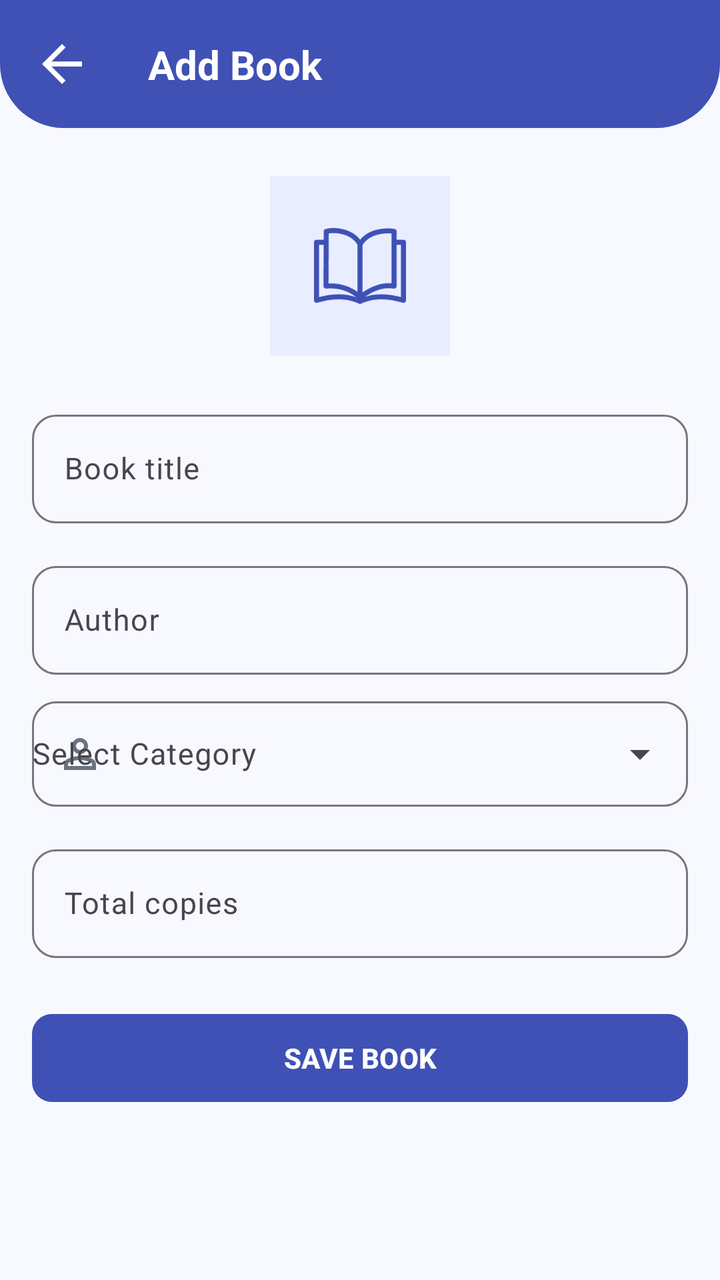
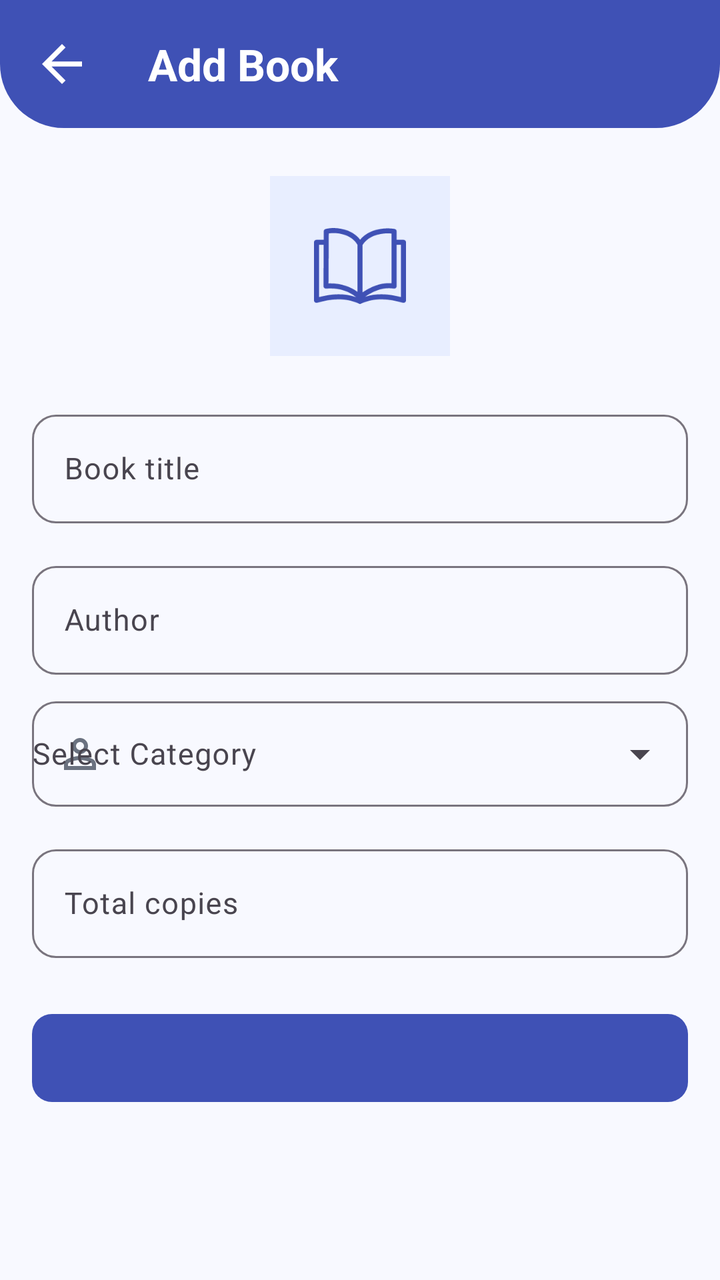

Compare the two renders of this Android layout. The source of the first and the diff that turns it into the second are given below.
<!-- AndroidManifest.xml: application theme Theme.LibraryApp -->
<!-- res/layout/fragment_add_book.xml -->
<?xml version="1.0" encoding="utf-8"?>
<androidx.core.widget.NestedScrollView xmlns:android="http://schemas.android.com/apk/res/android"
    xmlns:app="http://schemas.android.com/apk/res-auto"
    xmlns:tools="http://schemas.android.com/tools"
    android:layout_width="match_parent"
    android:layout_height="match_parent"
    android:background="@color/background"
    android:fillViewport="true"
    tools:context=".presentation.books.addbook.AddBookFragment">

    <androidx.constraintlayout.widget.ConstraintLayout
        android:layout_width="match_parent"
        android:layout_height="wrap_content"
        android:paddingBottom="24dp">

        <View
            android:id="@+id/topBarBackground"
            android:layout_width="0dp"
            android:layout_height="64dp"
            android:background="@drawable/bg_dashboard_header"
            app:layout_constraintEnd_toEndOf="parent"
            app:layout_constraintHorizontal_bias="0.0"
            app:layout_constraintStart_toStartOf="parent"
            app:layout_constraintTop_toTopOf="parent" />

        <ImageView
            android:id="@+id/ivBack"
            android:layout_width="30dp"
            android:layout_height="30dp"
            android:layout_marginStart="16dp"
            android:contentDescription="Back"
            android:src="@drawable/iv_back"
            app:layout_constraintBottom_toBottomOf="@id/topBarBackground"
            app:layout_constraintStart_toStartOf="parent"
            app:layout_constraintTop_toTopOf="@id/topBarBackground"
            app:tint="@color/text_on_primary" />

        <TextView
            android:id="@+id/tvTitle"
            android:layout_width="0dp"
            android:layout_height="wrap_content"
            android:layout_marginStart="28dp"
            android:text="Add Book"
            android:textColor="@color/text_on_primary"
            android:textSize="20sp"
            android:textStyle="bold"
            app:layout_constraintBottom_toBottomOf="@id/ivBack"
            app:layout_constraintEnd_toEndOf="parent"
            app:layout_constraintStart_toEndOf="@id/ivBack"
            app:layout_constraintTop_toTopOf="@id/ivBack" />


        <ImageView
            android:id="@+id/ivBookIcon"
            android:layout_width="90dp"
            android:layout_height="90dp"
            android:layout_marginTop="24dp"
            android:background="#E8EEFF"
            android:contentDescription="Book"
            android:padding="22dp"
            android:src="@drawable/iv_books"
            app:layout_constraintEnd_toEndOf="parent"
            app:layout_constraintStart_toStartOf="parent"
            app:layout_constraintTop_toBottomOf="@id/topBarBackground"
            app:tint="@color/primary" />


        <com.google.android.material.textfield.TextInputLayout
            android:id="@+id/tilBookTitle"
            style="@style/Widget.Material3.TextInputLayout.OutlinedBox"
            android:layout_width="0dp"
            android:layout_height="wrap_content"
            android:layout_marginStart="16dp"
            android:layout_marginTop="24dp"
            android:layout_marginEnd="16dp"
            android:hint="Book title"
            app:boxCornerRadiusBottomEnd="12dp"
            app:boxCornerRadiusBottomStart="12dp"
            app:boxCornerRadiusTopEnd="12dp"
            app:boxCornerRadiusTopStart="12dp"
            app:layout_constraintEnd_toEndOf="parent"
            app:layout_constraintStart_toStartOf="parent"
            app:layout_constraintTop_toBottomOf="@id/ivBookIcon">

            <com.google.android.material.textfield.TextInputEditText
                android:id="@+id/etBookTitle"
                android:layout_width="match_parent"
                android:layout_height="wrap_content"
                android:inputType="textCapSentences"
                android:textSize="15sp" />

        </com.google.android.material.textfield.TextInputLayout>


        <com.google.android.material.textfield.TextInputLayout
            android:id="@+id/tilAuthor"
            style="@style/Widget.Material3.TextInputLayout.OutlinedBox"
            android:layout_width="0dp"
            android:layout_height="wrap_content"
            android:layout_marginStart="16dp"
            android:layout_marginTop="16dp"
            android:layout_marginEnd="16dp"
            android:hint="Author"
            app:boxCornerRadiusBottomEnd="12dp"
            app:boxCornerRadiusBottomStart="12dp"
            app:boxCornerRadiusTopEnd="12dp"
            app:boxCornerRadiusTopStart="12dp"
            app:layout_constraintEnd_toEndOf="parent"
            app:layout_constraintStart_toStartOf="parent"
            app:layout_constraintTop_toBottomOf="@id/tilBookTitle">

            <com.google.android.material.textfield.TextInputEditText
                android:id="@+id/etAuthor"
                android:layout_width="match_parent"
                android:layout_height="wrap_content"
                android:inputType="textCapSentences"
                android:textSize="15sp" />

        </com.google.android.material.textfield.TextInputLayout>


        <com.google.android.material.textfield.TextInputLayout
            android:id="@+id/tilCategory"
            style="@style/Widget.Material3.TextInputLayout.OutlinedBox.ExposedDropdownMenu"
            android:layout_width="0dp"
            android:layout_height="58dp"
            android:layout_marginStart="16dp"
            android:layout_marginTop="8dp"
            android:layout_marginEnd="16dp"
            android:hint="Select Category"
            app:boxCornerRadiusBottomEnd="12dp"
            app:boxCornerRadiusBottomStart="12dp"
            app:boxCornerRadiusTopEnd="12dp"
            app:boxCornerRadiusTopStart="12dp"
            app:layout_constraintEnd_toEndOf="parent"
            app:layout_constraintStart_toStartOf="parent"
            app:layout_constraintTop_toBottomOf="@id/tilAuthor"
            app:startIconDrawable="@drawable/iv_member"
            app:startIconTint="@color/text_secondary">

            <com.google.android.material.textfield.MaterialAutoCompleteTextView
                android:id="@+id/actCategory"
                android:layout_width="match_parent"
                android:layout_height="match_parent"
                android:inputType="none"
                android:paddingStart="0dp"
                android:textSize="15sp" />

        </com.google.android.material.textfield.TextInputLayout>


        <com.google.android.material.textfield.TextInputLayout
            android:id="@+id/tilTotalCopies"
            style="@style/Widget.Material3.TextInputLayout.OutlinedBox"
            android:layout_width="0dp"
            android:layout_height="wrap_content"
            android:layout_marginStart="16dp"
            android:layout_marginTop="16dp"
            android:layout_marginEnd="16dp"
            android:hint="Total copies"
            app:boxCornerRadiusBottomEnd="12dp"
            app:boxCornerRadiusBottomStart="12dp"
            app:boxCornerRadiusTopEnd="12dp"
            app:boxCornerRadiusTopStart="12dp"
            app:layout_constraintEnd_toEndOf="parent"
            app:layout_constraintStart_toStartOf="parent"
            app:layout_constraintTop_toBottomOf="@id/tilCategory">

            <com.google.android.material.textfield.TextInputEditText
                android:id="@+id/etTotalCopies"
                android:layout_width="match_parent"
                android:layout_height="wrap_content"
                android:inputType="number"
                android:textSize="15sp" />

        </com.google.android.material.textfield.TextInputLayout>


        <com.google.android.material.button.MaterialButton
            android:id="@+id/btnSaveBook"
            android:layout_width="0dp"
            android:layout_height="52dp"
            android:layout_marginStart="16dp"
            android:layout_marginTop="24dp"
            android:layout_marginEnd="16dp"
            android:text="SAVE BOOK"
            android:textColor="@color/text_on_primary"
            android:textSize="14sp"
            android:textStyle="bold"
            app:backgroundTint="@color/primary"
            app:cornerRadius="10dp"
            app:layout_constraintEnd_toEndOf="parent"
            app:layout_constraintStart_toStartOf="parent"
            app:layout_constraintTop_toBottomOf="@id/tilTotalCopies" />

        <FrameLayout
            android:id="@+id/loadingOverlay"
            android:layout_width="match_parent"
            android:layout_height="match_parent"
            android:background="#80000000"
            android:clickable="true"
            android:elevation="20dp"
            android:focusable="true"
            android:visibility="gone">

            <LinearLayout
                android:layout_width="wrap_content"
                android:layout_height="wrap_content"
                android:layout_gravity="center"
                android:gravity="center"
                android:orientation="vertical">

                <ProgressBar
                    android:layout_width="60dp"
                    android:layout_height="60dp"
                    android:indeterminateTint="@color/white" />

                <TextView
                    android:layout_width="wrap_content"
                    android:layout_height="wrap_content"
                    android:layout_marginTop="10dp"
                    android:text="Adding Book...\nPlease Wait"
                    android:textAlignment="center"
                    android:textColor="@color/white"
                    android:textStyle="bold" />
            </LinearLayout>
        </FrameLayout>

    </androidx.constraintlayout.widget.ConstraintLayout>

</androidx.core.widget.NestedScrollView>
<!-- resources referenced by this layout -->
<resources>
  <color name="background">#F8F9FF</color>
  <color name="primary">#3F51B5</color>
  <color name="text_on_primary">#FFFFFF</color>
  <color name="text_secondary">#6B7280</color>
  <color name="white">#FFFFFFFF</color>
  <!-- drawable bg_dashboard_header (drawable) -->
  <?xml version="1.0" encoding="utf-8"?>
  <shape xmlns:android="http://schemas.android.com/apk/res/android"
      android:shape="rectangle">
  
      <solid android:color="@color/primary" />
  
      <corners
          android:bottomLeftRadius="32dp"
          android:bottomRightRadius="32dp" />
  
  </shape>
  <!-- drawable iv_back (drawable) -->
  <vector xmlns:android="http://schemas.android.com/apk/res/android"
      android:width="24dp"
      android:height="24dp"
      android:viewportWidth="960"
      android:viewportHeight="960">
    <path
        android:pathData="m313,520 l224,224 -57,56 -320,-320 320,-320 57,56 -224,224h487v80L313,520Z"
        android:fillColor="#1f1f1f"/>
  </vector>
  <style name="Theme.LibraryApp" parent="Base.Theme.LibraryApp" />
  <color name="surface">#FFFFFF</color>
  <color name="text_primary">#1A1A1A</color>
  <!-- unchanged entries left out for length: 3 -->
</resources>

<!-- the commit's change to res/layout/fragment_add_book.xml (unified diff, before → after) -->
@@ -1,231 +1,202 @@
 <?xml version="1.0" encoding="utf-8"?>
-<androidx.core.widget.NestedScrollView xmlns:android="http://schemas.android.com/apk/res/android"
+<androidx.constraintlayout.widget.ConstraintLayout xmlns:android="http://schemas.android.com/apk/res/android"
     xmlns:app="http://schemas.android.com/apk/res-auto"
     xmlns:tools="http://schemas.android.com/tools"
     android:layout_width="match_parent"
     android:layout_height="match_parent"
     android:background="@color/background"
-    android:fillViewport="true"
     tools:context=".presentation.books.addbook.AddBookFragment">
 
-    <androidx.constraintlayout.widget.ConstraintLayout
-        android:layout_width="match_parent"
+
+    <androidx.core.widget.NestedScrollView
+        android:layout_width="0dp"
+        android:layout_height="0dp"
+        android:background="@color/background"
+        android:fillViewport="true"
+        app:layout_constraintBottom_toBottomOf="parent"
+        app:layout_constraintEnd_toEndOf="parent"
+        app:layout_constraintStart_toStartOf="parent"
+        app:layout_constraintTop_toTopOf="parent">
+
+        <androidx.constraintlayout.widget.ConstraintLayout
+            android:layout_width="match_parent"
+            android:layout_height="wrap_content"
+            android:paddingBottom="24dp">
+
+            <View
+                android:id="@+id/topBarBackground"
+                android:layout_width="0dp"
+                android:layout_height="64dp"
+                android:background="@drawable/bg_dashboard_header"
+                app:layout_constraintEnd_toEndOf="parent"
+                app:layout_constraintHorizontal_bias="0.0"
+                app:layout_constraintStart_toStartOf="parent"
+                app:layout_constraintTop_toTopOf="parent" />
+
+            <ImageView
+                android:id="@+id/ivBack"
+                style="@style/LibraryBackButton"
+                app:layout_constraintBottom_toBottomOf="@id/topBarBackground"
+                app:layout_constraintStart_toStartOf="parent"
+                app:layout_constraintTop_toTopOf="@id/topBarBackground"
+                android:contentDescription="@string/back" />
+
+            <TextView
+                android:id="@+id/tvTitle"
+                style="@style/LibraryTitleText"
+                android:layout_marginStart="28dp"
+                android:text="@string/add_book_view"
+                app:layout_constraintBottom_toBottomOf="@id/ivBack"
+                app:layout_constraintEnd_toEndOf="parent"
+                app:layout_constraintStart_toEndOf="@id/ivBack"
+                app:layout_constraintTop_toTopOf="@id/ivBack" />
+
+
+            <ImageView
+                android:id="@+id/ivBookIcon"
+                android:layout_width="90dp"
+                android:layout_height="90dp"
+                android:layout_marginTop="24dp"
+                android:background="#E8EEFF"
+                android:contentDescription="@string/book_view"
+                android:padding="22dp"
+                android:src="@drawable/iv_books"
+                app:layout_constraintEnd_toEndOf="parent"
+                app:layout_constraintStart_toStartOf="parent"
+                app:layout_constraintTop_toBottomOf="@id/topBarBackground"
+                app:tint="@color/primary" />
+
+            <com.google.android.material.textfield.TextInputLayout
+                android:id="@+id/tilBookTitle"
+                style="@style/LibraryTextInputLayout"
+                android:layout_marginTop="24dp"
+                android:hint="@string/book_title"
+                app:layout_constraintEnd_toEndOf="parent"
+                app:layout_constraintStart_toStartOf="parent"
+                app:layout_constraintTop_toBottomOf="@id/ivBookIcon">
+
+                <com.google.android.material.textfield.TextInputEditText
+                    android:id="@+id/etBookTitle"
+                    style="@style/LibraryTextInputEditText"/>
+
+            </com.google.android.material.textfield.TextInputLayout>
+
+
+            <com.google.android.material.textfield.TextInputLayout
+                android:id="@+id/tilAuthor"
+                style="@style/LibraryTextInputLayout"
+                android:layout_marginTop="16dp"
+                android:hint="@string/author"
+                app:layout_constraintEnd_toEndOf="parent"
+                app:layout_constraintStart_toStartOf="parent"
+                app:layout_constraintTop_toBottomOf="@id/tilBookTitle">
+
+                <com.google.android.material.textfield.TextInputEditText
+                    android:id="@+id/etAuthor"
+                    style="@style/LibraryTextInputEditText"/>
+
+            </com.google.android.material.textfield.TextInputLayout>
+
+
+            <com.google.android.material.textfield.TextInputLayout
+                android:id="@+id/tilCategory"
+                style="@style/Widget.Material3.TextInputLayout.OutlinedBox.ExposedDropdownMenu"
+                android:layout_width="0dp"
+                android:layout_height="58dp"
+                android:layout_marginStart="16dp"
+                android:layout_marginTop="8dp"
+                android:layout_marginEnd="16dp"
+                android:hint="@string/select_category"
+                app:boxCornerRadiusBottomEnd="12dp"
+                app:boxCornerRadiusBottomStart="12dp"
+                app:boxCornerRadiusTopEnd="12dp"
+                app:boxCornerRadiusTopStart="12dp"
+                app:layout_constraintEnd_toEndOf="parent"
+                app:layout_constraintStart_toStartOf="parent"
+                app:layout_constraintTop_toBottomOf="@id/tilAuthor"
+                app:startIconDrawable="@drawable/iv_member"
+                app:startIconTint="@color/text_secondary">
+
+                <com.google.android.material.textfield.MaterialAutoCompleteTextView
+                    android:id="@+id/actCategory"
+                    android:layout_width="match_parent"
+                    android:layout_height="match_parent"
+                    android:inputType="none"
+                    android:paddingStart="0dp"
+                    android:textSize="15sp" />
+
+            </com.google.android.material.textfield.TextInputLayout>
+
+
+            <com.google.android.material.textfield.TextInputLayout
+                android:id="@+id/tilTotalCopies"
+                style="@style/LibraryTextInputLayout"
+                android:layout_marginTop="16dp"
+                android:hint="@string/total_copies"
+                app:layout_constraintEnd_toEndOf="parent"
+                app:layout_constraintStart_toStartOf="parent"
+                app:layout_constraintTop_toBottomOf="@id/tilCategory">
+
+                <com.google.android.material.textfield.TextInputEditText
+                    android:id="@+id/etTotalCopies"
+                    style="@style/LibraryTextInputEditText"/>
+
+            </com.google.android.material.textfield.TextInputLayout>
+
+
+            <com.google.android.material.button.MaterialButton
+                android:id="@+id/btnSaveBook"
+                style="@style/LibraryPrimaryButton"
+                android:layout_marginTop="24dp"
+                app:layout_constraintEnd_toEndOf="parent"
+                app:layout_constraintStart_toStartOf="parent"
+                app:layout_constraintTop_toBottomOf="@id/tilTotalCopies" />
+        </androidx.constraintlayout.widget.ConstraintLayout>
+
+    </androidx.core.widget.NestedScrollView>
+    <include
+        android:id="@+id/loadingOverlay"
+        layout="@layout/loading_overlay"
+        android:layout_width="0dp"
+        android:layout_height="0dp"
+        android:visibility="gone"
+        app:layout_constraintTop_toTopOf="parent"
+        app:layout_constraintBottom_toBottomOf="parent"
+        app:layout_constraintStart_toStartOf="parent"
+        app:layout_constraintEnd_toEndOf="parent" />
+</androidx.constraintlayout.widget.ConstraintLayout>
+<!-- res/layout/loading_overlay.xml (included above) -->
+<?xml version="1.0" encoding="utf-8"?>
+<FrameLayout xmlns:android="http://schemas.android.com/apk/res/android"
+    xmlns:tools="http://schemas.android.com/tools"
+    android:id="@+id/loadingOverlayRoot"
+    android:layout_width="match_parent"
+    android:layout_height="match_parent"
+    android:background="#80000000"
+    android:clickable="true"
+    android:focusable="true">
+
+    <LinearLayout
+        android:layout_width="wrap_content"
         android:layout_height="wrap_content"
-        android:paddingBottom="24dp">
-
-        <View
-            android:id="@+id/topBarBackground"
-            android:layout_width="0dp"
-            android:layout_height="64dp"
-            android:background="@drawable/bg_dashboard_header"
-            app:layout_constraintEnd_toEndOf="parent"
-            app:layout_constraintHorizontal_bias="0.0"
-            app:layout_constraintStart_toStartOf="parent"
-            app:layout_constraintTop_toTopOf="parent" />
-
-        <ImageView
-            android:id="@+id/ivBack"
-            android:layout_width="30dp"
-            android:layout_height="30dp"
-            android:layout_marginStart="16dp"
-            android:contentDescription="Back"
-            android:src="@drawable/iv_back"
-            app:layout_constraintBottom_toBottomOf="@id/topBarBackground"
-            app:layout_constraintStart_toStartOf="parent"
-            app:layout_constraintTop_toTopOf="@id/topBarBackground"
-            app:tint="@color/text_on_primary" />
+        android:layout_gravity="center"
+        android:gravity="center"
+        android:orientation="vertical"
+        tools:ignore="UselessParent">
+
+        <ProgressBar
+            android:layout_width="wrap_content"
+            android:layout_height="wrap_content"
+            android:indeterminateTint="@color/white" />
 
         <TextView
-            android:id="@+id/tvTitle"
-            android:layout_width="0dp"
+            android:id="@+id/tvLoadingText"
+            android:layout_width="wrap_content"
             android:layout_height="wrap_content"
-            android:layout_marginStart="28dp"
-            android:text="Add Book"
-            android:textColor="@color/text_on_primary"
-            android:textSize="20sp"
-            android:textStyle="bold"
-            app:layout_constraintBottom_toBottomOf="@id/ivBack"
-            app:layout_constraintEnd_toEndOf="parent"
-            app:layout_constraintStart_toEndOf="@id/ivBack"
-            app:layout_constraintTop_toTopOf="@id/ivBack" />
-
-
-        <ImageView
-            android:id="@+id/ivBookIcon"
-            android:layout_width="90dp"
-            android:layout_height="90dp"
-            android:layout_marginTop="24dp"
-            android:background="#E8EEFF"
-            android:contentDescription="Book"
-            android:padding="22dp"
-            android:src="@drawable/iv_books"
-            app:layout_constraintEnd_toEndOf="parent"
-            app:layout_constraintStart_toStartOf="parent"
-            app:layout_constraintTop_toBottomOf="@id/topBarBackground"
-            app:tint="@color/primary" />
-
-
-        <com.google.android.material.textfield.TextInputLayout
-            android:id="@+id/tilBookTitle"
-            style="@style/Widget.Material3.TextInputLayout.OutlinedBox"
-            android:layout_width="0dp"
-            android:layout_height="wrap_content"
-            android:layout_marginStart="16dp"
-            android:layout_marginTop="24dp"
-            android:layout_marginEnd="16dp"
-            android:hint="Book title"
-            app:boxCornerRadiusBottomEnd="12dp"
-            app:boxCornerRadiusBottomStart="12dp"
-            app:boxCornerRadiusTopEnd="12dp"
-            app:boxCornerRadiusTopStart="12dp"
-            app:layout_constraintEnd_toEndOf="parent"
-            app:layout_constraintStart_toStartOf="parent"
-            app:layout_constraintTop_toBottomOf="@id/ivBookIcon">
-
-            <com.google.android.material.textfield.TextInputEditText
-                android:id="@+id/etBookTitle"
-                android:layout_width="match_parent"
-                android:layout_height="wrap_content"
-                android:inputType="textCapSentences"
-                android:textSize="15sp" />
-
-        </com.google.android.material.textfield.TextInputLayout>
-
-
-        <com.google.android.material.textfield.TextInputLayout
-            android:id="@+id/tilAuthor"
-            style="@style/Widget.Material3.TextInputLayout.OutlinedBox"
-            android:layout_width="0dp"
-            android:layout_height="wrap_content"
-            android:layout_marginStart="16dp"
-            android:layout_marginTop="16dp"
-            android:layout_marginEnd="16dp"
-            android:hint="Author"
-            app:boxCornerRadiusBottomEnd="12dp"
-            app:boxCornerRadiusBottomStart="12dp"
-            app:boxCornerRadiusTopEnd="12dp"
-            app:boxCornerRadiusTopStart="12dp"
-            app:layout_constraintEnd_toEndOf="parent"
-            app:layout_constraintStart_toStartOf="parent"
-            app:layout_constraintTop_toBottomOf="@id/tilBookTitle">
-
-            <com.google.android.material.textfield.TextInputEditText
-                android:id="@+id/etAuthor"
-                android:layout_width="match_parent"
-                android:layout_height="wrap_content"
-                android:inputType="textCapSentences"
-                android:textSize="15sp" />
-
-        </com.google.android.material.textfield.TextInputLayout>
-
-
-        <com.google.android.material.textfield.TextInputLayout
-            android:id="@+id/tilCategory"
-            style="@style/Widget.Material3.TextInputLayout.OutlinedBox.ExposedDropdownMenu"
-            android:layout_width="0dp"
-            android:layout_height="58dp"
-            android:layout_marginStart="16dp"
-            android:layout_marginTop="8dp"
-            android:layout_marginEnd="16dp"
-            android:hint="Select Category"
-            app:boxCornerRadiusBottomEnd="12dp"
-            app:boxCornerRadiusBottomStart="12dp"
-            app:boxCornerRadiusTopEnd="12dp"
-            app:boxCornerRadiusTopStart="12dp"
-            app:layout_constraintEnd_toEndOf="parent"
-            app:layout_constraintStart_toStartOf="parent"
-            app:layout_constraintTop_toBottomOf="@id/tilAuthor"
-            app:startIconDrawable="@drawable/iv_member"
-            app:startIconTint="@color/text_secondary">
-
-            <com.google.android.material.textfield.MaterialAutoCompleteTextView
-                android:id="@+id/actCategory"
-                android:layout_width="match_parent"
-                android:layout_height="match_parent"
-                android:inputType="none"
-                android:paddingStart="0dp"
-                android:textSize="15sp" />
-
-        </com.google.android.material.textfield.TextInputLayout>
-
-
-        <com.google.android.material.textfield.TextInputLayout
-            android:id="@+id/tilTotalCopies"
-            style="@style/Widget.Material3.TextInputLayout.OutlinedBox"
-            android:layout_width="0dp"
-            android:layout_height="wrap_content"
-            android:layout_marginStart="16dp"
-            android:layout_marginTop="16dp"
-            android:layout_marginEnd="16dp"
-            android:hint="Total copies"
-            app:boxCornerRadiusBottomEnd="12dp"
-            app:boxCornerRadiusBottomStart="12dp"
-            app:boxCornerRadiusTopEnd="12dp"
-            app:boxCornerRadiusTopStart="12dp"
-            app:layout_constraintEnd_toEndOf="parent"
-            app:layout_constraintStart_toStartOf="parent"
-            app:layout_constraintTop_toBottomOf="@id/tilCategory">
-
-            <com.google.android.material.textfield.TextInputEditText
-                android:id="@+id/etTotalCopies"
-                android:layout_width="match_parent"
-                android:layout_height="wrap_content"
-                android:inputType="number"
-                android:textSize="15sp" />
-
-        </com.google.android.material.textfield.TextInputLayout>
-
-
-        <com.google.android.material.button.MaterialButton
-            android:id="@+id/btnSaveBook"
-            android:layout_width="0dp"
-            android:layout_height="52dp"
-            android:layout_marginStart="16dp"
-            android:layout_marginTop="24dp"
-            android:layout_marginEnd="16dp"
-            android:text="SAVE BOOK"
-            android:textColor="@color/text_on_primary"
-            android:textSize="14sp"
-            android:textStyle="bold"
-            app:backgroundTint="@color/primary"
-            app:cornerRadius="10dp"
-            app:layout_constraintEnd_toEndOf="parent"
-            app:layout_constraintStart_toStartOf="parent"
-            app:layout_constraintTop_toBottomOf="@id/tilTotalCopies" />
-
-        <FrameLayout
-            android:id="@+id/loadingOverlay"
-            android:layout_width="match_parent"
-            android:layout_height="match_parent"
-            android:background="#80000000"
-            android:clickable="true"
-            android:elevation="20dp"
-            android:focusable="true"
-            android:visibility="gone">
-
-            <LinearLayout
-                android:layout_width="wrap_content"
-                android:layout_height="wrap_content"
-                android:layout_gravity="center"
-                android:gravity="center"
-                android:orientation="vertical">
-
-                <ProgressBar
-                    android:layout_width="60dp"
-                    android:layout_height="60dp"
-                    android:indeterminateTint="@color/white" />
-
-                <TextView
-                    android:layout_width="wrap_content"
-                    android:layout_height="wrap_content"
-                    android:layout_marginTop="10dp"
-                    android:text="Adding Book...\nPlease Wait"
-                    android:textAlignment="center"
-                    android:textColor="@color/white"
-                    android:textStyle="bold" />
-            </LinearLayout>
-        </FrameLayout>
-
-    </androidx.constraintlayout.widget.ConstraintLayout>
-
-</androidx.core.widget.NestedScrollView>
+            android:layout_marginTop="12dp"
+            android:textColor="@color/white"
+            android:textStyle="bold" />
+
+    </LinearLayout>
+
+</FrameLayout>
<!-- resource entries referenced after the edit -->
@@ -17,6 +17,63 @@
           android:bottomRightRadius="32dp" />
   
   </shape>
+  <string name="add_book_view">Add Book</string>
+  <string name="author">Author</string>
+  <string name="back">Back</string>
+  <string name="book_title">Book title</string>
+  <string name="book_view">Book</string>
+  <string name="select_category">Select Category</string>
+  <string name="total_copies">Total copies</string>
+  <style name="LibraryBackButton">
+          <item name="android:layout_width">30dp</item>
+          <item name="android:layout_height">30dp</item>
+          <item name="android:layout_marginStart">16dp</item>
+          <item name="android:src">@drawable/iv_back</item>
+          <item name="tint">@color/text_on_primary</item>
+      </style>
+  <style name="LibraryPrimaryButton" parent="Widget.Material3.Button">
+  
+          <item name="android:layout_width">0dp</item>
+          <item name="android:layout_height">52dp</item>
+  
+          <item name="android:layout_marginStart">16dp</item>
+          <item name="android:layout_marginEnd">16dp</item>
+          <item name="android:layout_marginTop">24dp</item>
+  
+          <item name="android:textColor">@color/text_on_primary</item>
+          <item name="android:textSize">14sp</item>
+          <item name="android:textStyle">bold</item>
+  
+          <item name="backgroundTint">@color/primary</item>
+          <item name="cornerRadius">10dp</item>
+  
+      </style>
+  <style name="LibraryTextInputEditText">
+          <item name="android:layout_width">match_parent</item>
+          <item name="android:layout_height">wrap_content</item>
+          <item name="android:textSize">15sp</item>
+      </style>
+  <style name="LibraryTextInputLayout" parent="Widget.Material3.TextInputLayout.OutlinedBox">
+  
+          <item name="android:layout_width">0dp</item>
+          <item name="android:layout_height">wrap_content</item>
+  
+          <item name="android:layout_marginStart">16dp</item>
+          <item name="android:layout_marginEnd">16dp</item>
+  
+          <item name="boxCornerRadiusTopStart">12dp</item>
+          <item name="boxCornerRadiusTopEnd">12dp</item>
+          <item name="boxCornerRadiusBottomStart">12dp</item>
+          <item name="boxCornerRadiusBottomEnd">12dp</item>
+  
+      </style>
+  <style name="LibraryTitleText">
+          <item name="android:textSize">22sp</item>
+          <item name="android:layout_width">0dp</item>
+          <item name="android:layout_height">wrap_content</item>
+          <item name="android:textStyle">bold</item>
+          <item name="android:textColor">@color/text_on_primary</item>
+      </style>
   <!-- drawable iv_back (drawable) -->
   <vector xmlns:android="http://schemas.android.com/apk/res/android"
       android:width="24dp"
